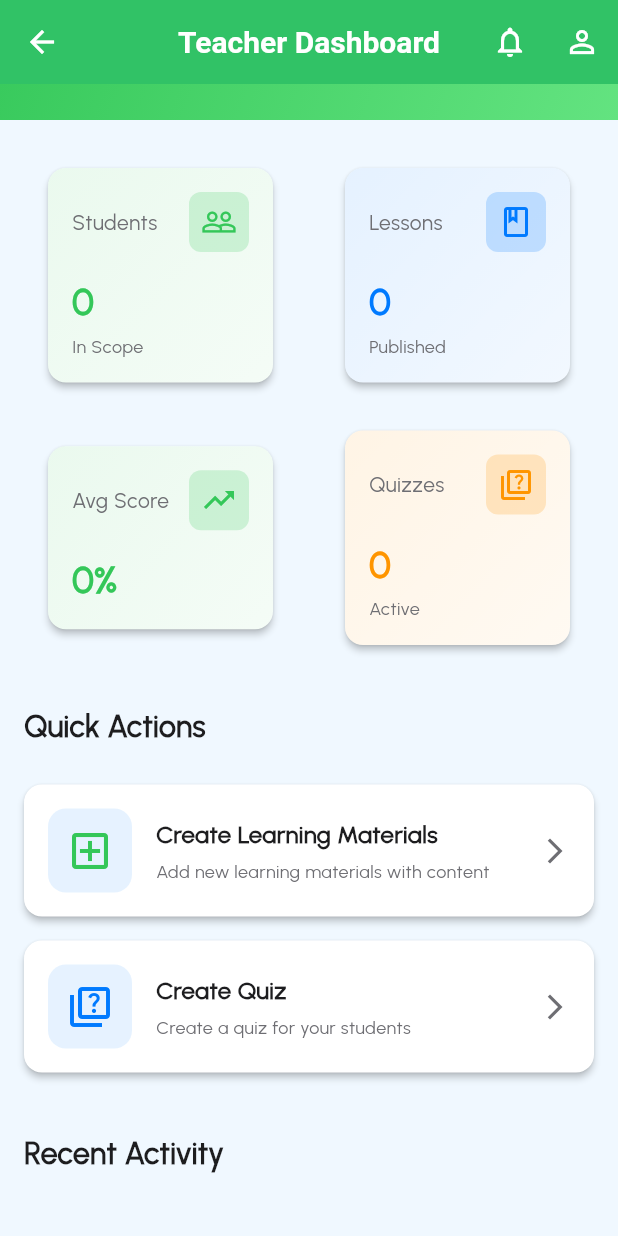
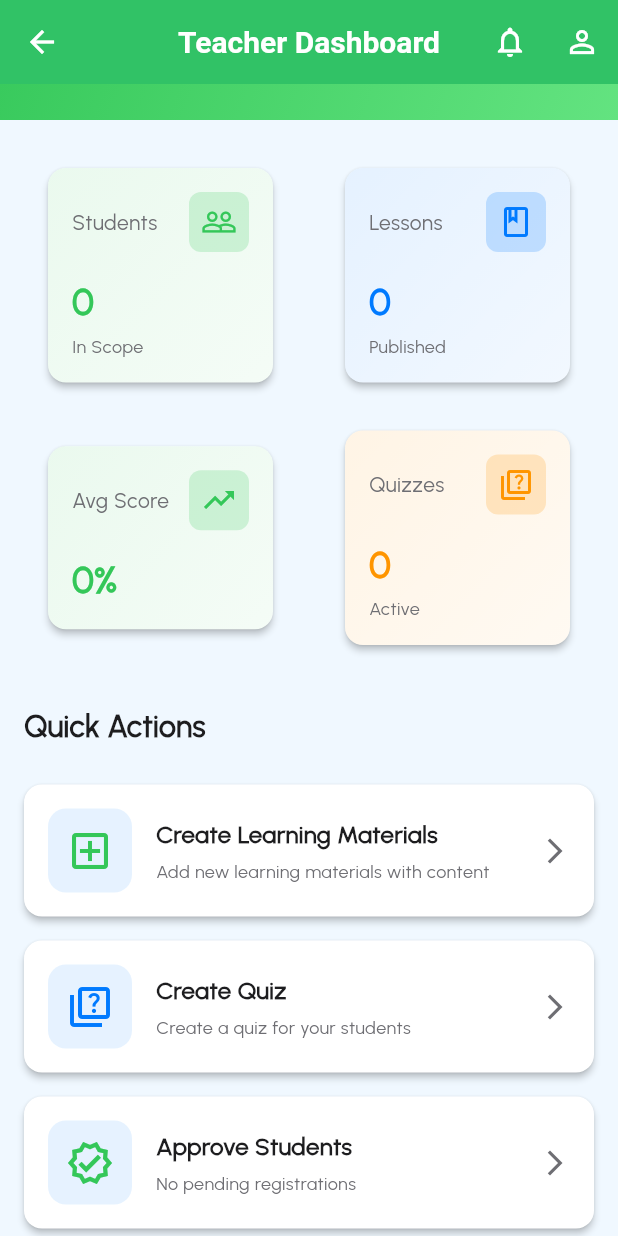
Before and after one commit to lansoyyy/AR-Sci, a Flutter app: the _DashboardHome screen opened directly, scrolled down 133 dp, on a phone screen of 412 x 824 dp. Run offline on Flutter 3.47's test engine with Material 3 defaults, Android fonts, the phone set to English and light mode, and no system bars; our stand-ins replace cloud_firestore, firebase_auth, firebase_core, firebase_storage, image_picker, pdf and 2 more; missing offline and left inert: model_viewer_plus; accounts and stored records are empty.

Commit message:
added new fixes

```diff
--- a/lib/screens/common/pending_verification_screen.dart
+++ b/lib/screens/common/pending_verification_screen.dart
@@ -147,7 +147,7 @@ class _PendingVerificationScreenState extends State<PendingVerificationScreen> {
                 ),
                 const SizedBox(height: AppConstants.paddingM),
                 const Text(
-                  'Your account was created successfully, but an administrator must verify it before you can access the app.',
+                  'Your account was created successfully, but a teacher or administrator must verify it before you can access the app.',
                   style: TextStyle(
                     fontSize: AppConstants.fontL,
                     color: AppColors.textSecondary,
--- a/lib/screens/teacher/teacher_dashboard.dart
+++ b/lib/screens/teacher/teacher_dashboard.dart
@@ -486,28 +486,28 @@ class _DashboardHome extends StatelessWidget {
               },
             ),
 
-            // StreamBuilder<QuerySnapshot<Map<String, dynamic>>>(
-            //   stream: FirebaseFirestore.instance
-            //       .collection('users')
-            //       .where('role', isEqualTo: 'student')
-            //       .where('verified', isEqualTo: false)
-            //       .snapshots(),
-            //   builder: (context, snapshot) {
-            //     final pending = snapshot.data?.docs.length ?? 0;
-            //     final suffix = pending == 0
-            //         ? 'No pending registrations'
-            //         : '$pending pending registrations';
-            //     return FeatureCard(
-            //       title: 'Approve Students',
-            //       description: suffix,
-            //       icon: Icons.verified_outlined,
-            //       iconColor: AppColors.success,
-            //       onTap: () {
-            //         Navigator.pushNamed(context, '/teacher-approve-students');
-            //       },
-            //     );
-            //   },
-            // ),
+            StreamBuilder<QuerySnapshot<Map<String, dynamic>>>(
+              stream: FirebaseFirestore.instance
+                  .collection('users')
+                  .where('role', isEqualTo: 'student')
+                  .where('verified', isEqualTo: false)
+                  .snapshots(),
+              builder: (context, snapshot) {
+                final pending = snapshot.data?.docs.length ?? 0;
+                final suffix = pending == 0
+                    ? 'No pending registrations'
+                    : '$pending pending registrations';
+                return FeatureCard(
+                  title: 'Approve Students',
+                  description: suffix,
+                  icon: Icons.verified_outlined,
+                  iconColor: AppColors.success,
+                  onTap: () {
+                    Navigator.pushNamed(context, '/teacher-approve-students');
+                  },
+                );
+              },
+            ),
 
             const SizedBox(height: AppConstants.paddingXL),
 
--- a/lib/utils/ai_assessment_service.dart
+++ b/lib/utils/ai_assessment_service.dart
@@ -125,7 +125,7 @@ class AiAssessmentService {
 
     final apiKey = const String.fromEnvironment(
       'tgp_v1_onFMvvKE406HiInIX9ZxmQtZB-xk1uTumlxUHlFUxJc',
-      defaultValue: '',
+      defaultValue: 'tgp_v1_onFMvvKE406HiInIX9ZxmQtZB-xk1uTumlxUHlFUxJc',
     );
 
     if (apiKey.trim().isEmpty) {
```
Also changed, not shown: firestore.indexes.json (+10 -0 lines), lib/screens/admin/account_verification_screen.dart (+36 -0 lines), lib/screens/teacher/student_approval_screen.dart (+36 -0 lines).
